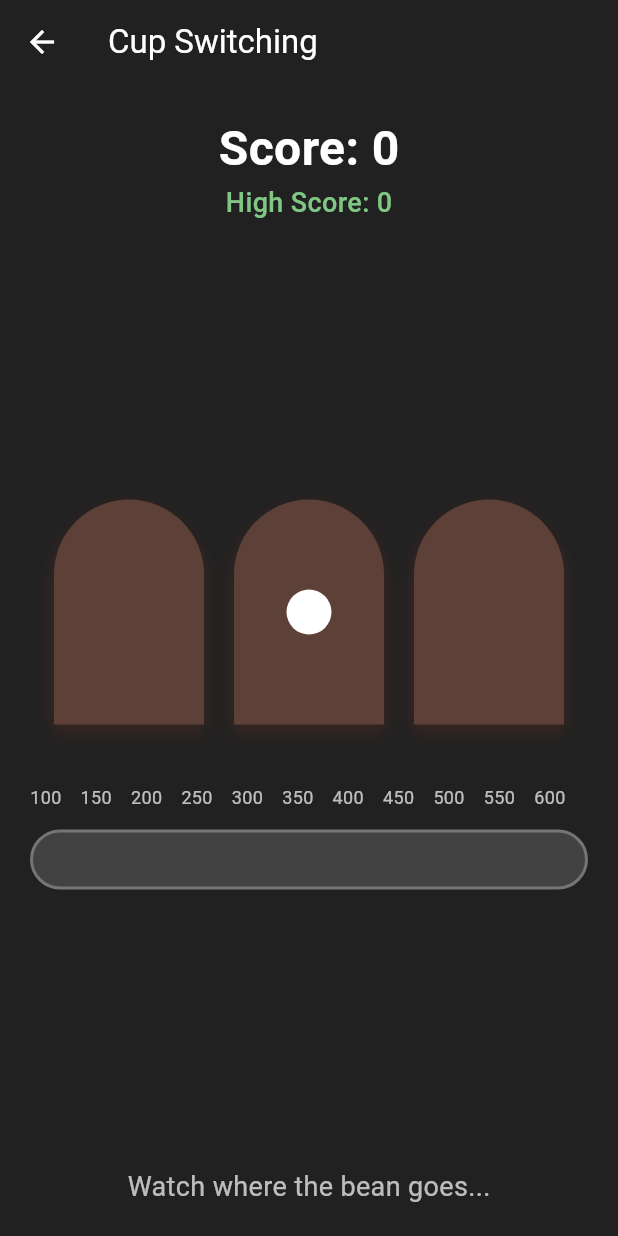
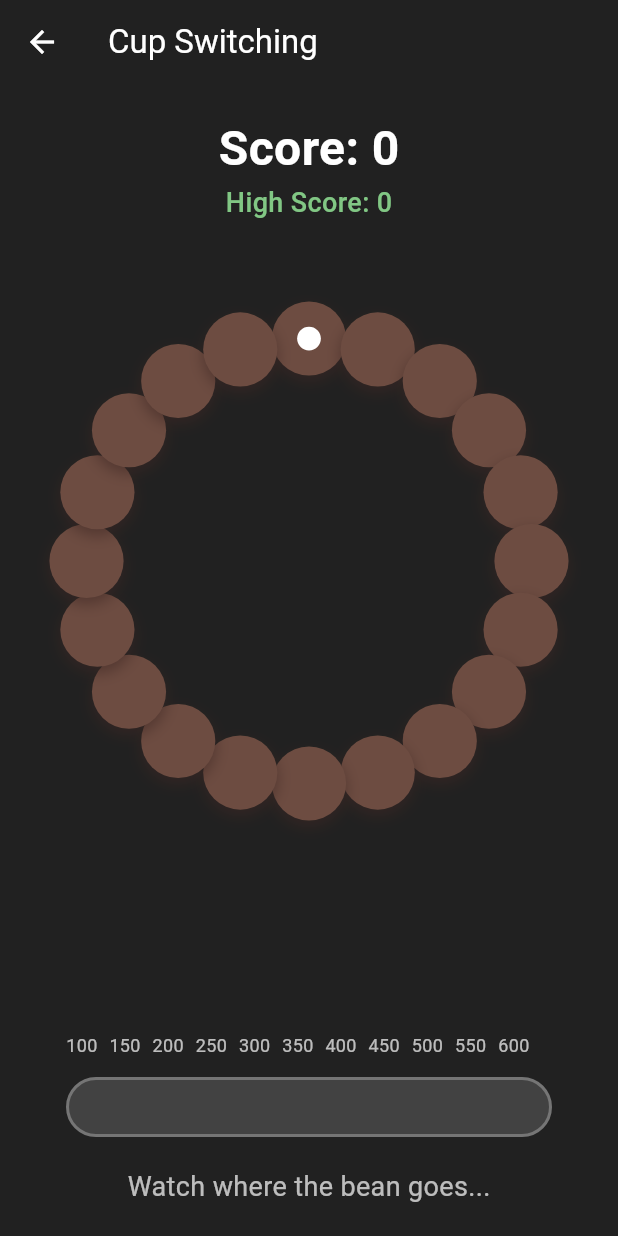
Before and after one commit to EvalVis/cats-instinct, a Flutter app: the screen it shows after launch, after a tap on "Cup Switching", on a phone screen of 412 x 824 dp. Run offline on Flutter 3.47's test engine with Material 3 defaults, Android fonts, the phone set to English and light mode, and no system bars; our stand-ins replace shared_preferences.

Commit message:
Add more cups

```diff
--- a/lib/cup_switching_game.dart
+++ b/lib/cup_switching_game.dart
@@ -11,49 +11,24 @@ class CupSwitchingGame extends StatefulWidget {
   State<CupSwitchingGame> createState() => _CupSwitchingGameState();
 }
 
-class _CupSwitchingGameState extends State<CupSwitchingGame>
-    with TickerProviderStateMixin {
+class _CupSwitchingGameState extends State<CupSwitchingGame> {
+  static const int _cupCount = 20;
   int _score = 0;
   int _highScore = 0;
-  int _beanPosition = 0;
-  bool _isAnimating = false;
+  int _beanCupId = 0;
+  bool _isShuffling = false;
   bool _canGuess = false;
   bool _showBean = false;
   double _shuffleDelay = 600.0;
-  final List<int> _cupPositions = [0, 1, 2];
-  int? _swappingIndex1;
-  int? _swappingIndex2;
+  late List<int> _slotToCup;
   final Random _random = Random.secure();
-  late List<AnimationController> _animationControllers;
-  late List<Animation<double>> _animations;
 
   @override
   void initState() {
     super.initState();
+    _slotToCup = List.generate(_cupCount, (index) => index);
     _loadHighScore();
-    _animationControllers = List.generate(
-      3,
-      (index) => AnimationController(
-        vsync: this,
-        duration: const Duration(milliseconds: 500),
-      ),
-    );
-    _animations = _animationControllers
-        .map(
-          (controller) => Tween<double>(begin: 0, end: 1).animate(
-            CurvedAnimation(parent: controller, curve: Curves.easeInOut),
-          ),
-        )
-        .toList();
     _startNewRound();
-  }
-
-  @override
-  void dispose() {
-    for (var controller in _animationControllers) {
-      controller.dispose();
-    }
-    super.dispose();
   }
 
   Future<void> _loadHighScore() async {
@@ -75,9 +50,10 @@ class _CupSwitchingGameState extends State<CupSwitchingGame>
 
   void _startNewRound() {
     setState(() {
-      _beanPosition = _random.nextInt(3);
+      _slotToCup = List.generate(_cupCount, (index) => index);
+      _beanCupId = _random.nextInt(_cupCount);
       _canGuess = false;
-      _isAnimating = false;
+      _isShuffling = false;
       _showBean = true;
     });
     _showBeanThenShuffle();
@@ -88,69 +64,41 @@ class _CupSwitchingGameState extends State<CupSwitchingGame>
     if (!mounted) return;
     setState(() {
       _showBean = false;
-      _isAnimating = true;
+      _isShuffling = true;
     });
     _shuffleCups();
   }
 
   Future<void> _shuffleCups() async {
-    const shuffleCount = 5;
+    const shuffleCount = 8;
     for (int i = 0; i < shuffleCount; i++) {
       await Future.delayed(Duration(milliseconds: _shuffleDelay.round()));
       if (!mounted) return;
-
-      final cup1 = _random.nextInt(3);
-      int cup2 = _random.nextInt(3);
-      while (cup2 == cup1) {
-        cup2 = _random.nextInt(3);
+      final first = _random.nextInt(_cupCount);
+      int second = _random.nextInt(_cupCount);
+      while (second == first) {
+        second = _random.nextInt(_cupCount);
       }
-
-      await _swapCups(cup1, cup2);
+      setState(() {
+        final temp = _slotToCup[first];
+        _slotToCup[first] = _slotToCup[second];
+        _slotToCup[second] = temp;
+      });
     }
-
+    if (!mounted) return;
     setState(() {
-      _isAnimating = false;
+      _isShuffling = false;
       _canGuess = true;
     });
   }
 
-  Future<void> _swapCups(int physicalIndex1, int physicalIndex2) async {
-    final controller1 = _animationControllers[physicalIndex1];
-    final controller2 = _animationControllers[physicalIndex2];
-
-    setState(() {
-      _swappingIndex1 = physicalIndex1;
-      _swappingIndex2 = physicalIndex2;
-    });
-
-    controller1.reset();
-    controller2.reset();
-
-    await Future.wait([controller1.forward(), controller2.forward()]);
-
-    setState(() {
-      final temp = _cupPositions[physicalIndex1];
-      _cupPositions[physicalIndex1] = _cupPositions[physicalIndex2];
-      _cupPositions[physicalIndex2] = temp;
-      _swappingIndex1 = null;
-      _swappingIndex2 = null;
-    });
-
-    await Future.delayed(const Duration(milliseconds: 50));
-    controller1.reset();
-    controller2.reset();
-  }
-
-  void _onCupTap(int tappedIndex) {
-    if (!_canGuess || _isAnimating) return;
-
-    final actualPosition = _cupPositions[tappedIndex];
-    final isCorrect = actualPosition == _beanPosition;
-
+  void _onCupTap(int slotIndex) {
+    if (!_canGuess || _isShuffling) return;
+    final tappedCupId = _slotToCup[slotIndex];
+    final isCorrect = tappedCupId == _beanCupId;
     setState(() {
       _canGuess = false;
     });
-
     Future.delayed(const Duration(milliseconds: 500), () {
       if (!mounted) return;
       if (isCorrect) {
@@ -173,61 +121,56 @@ class _CupSwitchingGameState extends State<CupSwitchingGame>
     });
   }
 
-  Widget _buildCup(int physicalIndex, int cupNumber) {
-    final logicalPosition = _cupPositions[physicalIndex];
-    final hasBean = logicalPosition == _beanPosition && _showBean;
-    final animation = _animations[physicalIndex];
-    final isSwapping =
-        _swappingIndex1 == physicalIndex || _swappingIndex2 == physicalIndex;
-    final swapPartner = _swappingIndex1 == physicalIndex
-        ? _swappingIndex2
-        : (_swappingIndex2 == physicalIndex ? _swappingIndex1 : null);
-
-    return GestureDetector(
-      onTap: () => _onCupTap(physicalIndex),
-      child: AnimatedBuilder(
-        animation: animation,
-        builder: (context, child) {
-          double offset = 0;
-          if (isSwapping && swapPartner != null) {
-            offset = (swapPartner - physicalIndex) * 120.0 * animation.value;
-          }
-          return Transform.translate(
-            offset: Offset(offset, 0),
+  Widget _buildCup({
+    required int slotIndex,
+    required double size,
+    required Offset center,
+    required double radius,
+  }) {
+    final cupId = _slotToCup[slotIndex];
+    final hasBean = cupId == _beanCupId && _showBean;
+    final angle = (2 * pi * slotIndex / _cupCount) - pi / 2;
+    final position = Offset(
+      center.dx + radius * cos(angle) - size / 2,
+      center.dy + radius * sin(angle) - size / 2,
+    );
+    final animationDuration = Duration(
+      milliseconds: (_shuffleDelay.clamp(120, 500)).round(),
+    );
+    return AnimatedPositioned(
+      key: ValueKey(cupId),
+      duration: animationDuration,
+      left: position.dx,
+      top: position.dy,
+      child: GestureDetector(
+        onTap: () => _onCupTap(slotIndex),
         child: Container(
-              width: 100,
-              height: 150,
+          width: size,
+          height: size,
           decoration: BoxDecoration(
-                color: Colors.brown[700],
-                borderRadius: const BorderRadius.only(
-                  topLeft: Radius.circular(50),
-                  topRight: Radius.circular(50),
-                ),
+            color: Colors.brown[600],
+            shape: BoxShape.circle,
             boxShadow: [
               BoxShadow(
-                    color: Colors.brown[900]!,
-                    blurRadius: 10,
-                    offset: const Offset(0, 5),
+                color: Colors.brown[900]!.withOpacity(0.6),
+                blurRadius: 8,
+                offset: const Offset(0, 4),
               ),
             ],
           ),
-              child: Stack(
-                alignment: Alignment.center,
-                children: [
-                  if (hasBean)
-                    Container(
-                      width: 30,
-                      height: 30,
+          child: hasBean
+              ? Center(
+                  child: Container(
+                    width: size * 0.32,
+                    height: size * 0.32,
                     decoration: const BoxDecoration(
                       color: Colors.white,
                       shape: BoxShape.circle,
                     ),
                   ),
-                ],
+                )
+              : const SizedBox.shrink(),
         ),
-            ),
-          );
-        },
       ),
     );
   }
@@ -274,29 +217,42 @@ class _CupSwitchingGameState extends State<CupSwitchingGame>
               ),
             ),
             Expanded(
-              child: Center(
-                child: Column(
-                  mainAxisAlignment: MainAxisAlignment.center,
-                  children: [
-                    Row(
-                      mainAxisAlignment: MainAxisAlignment.center,
-                      crossAxisAlignment: CrossAxisAlignment.end,
-                      children: [
-                        _buildCup(0, 0),
-                        const SizedBox(width: 20),
-                        _buildCup(1, 1),
-                        const SizedBox(width: 20),
-                        _buildCup(2, 2),
-                      ],
+              child: LayoutBuilder(
+                builder: (context, constraints) {
+                  final canvasSize = min(
+                    constraints.maxWidth,
+                    constraints.maxHeight,
+                  );
+                  final baseCupSize = canvasSize * 0.12;
+                  final cupSize = baseCupSize.clamp(28.0, 64.0);
+                  final radius = (canvasSize * 0.42) - cupSize / 2;
+                  final center = Offset(canvasSize / 2, canvasSize / 2);
+                  return SizedBox(
+                    width: canvasSize,
+                    height: canvasSize,
+                    child: Stack(
+                      alignment: Alignment.center,
+                      children: List.generate(
+                        _cupCount,
+                        (index) => _buildCup(
+                          slotIndex: index,
+                          size: cupSize.toDouble(),
+                          center: center,
+                          radius: radius,
                         ),
-                    const SizedBox(height: 40),
-                    SpeedMeter(
+                      ),
+                    ),
+                  );
+                },
+              ),
+            ),
+            const SizedBox(height: 16),
+            Padding(
+              padding: const EdgeInsets.symmetric(horizontal: 24),
+              child: SpeedMeter(
                 currentDelay: _shuffleDelay,
                 maxDelay: 600.0,
                 minDelay: 100.0,
-                    ),
-                  ],
-                ),
               ),
             ),
             Padding(
@@ -304,7 +260,7 @@ class _CupSwitchingGameState extends State<CupSwitchingGame>
               child: Text(
                 _showBean
                     ? 'Watch where the bean goes...'
-                    : _isAnimating
+                    : _isShuffling
                     ? 'Watch the cups shuffle...'
                     : _canGuess
                     ? 'Tap the cup with the bean!'
```
Lines whose indentation alone changed are shown as unchanged.
